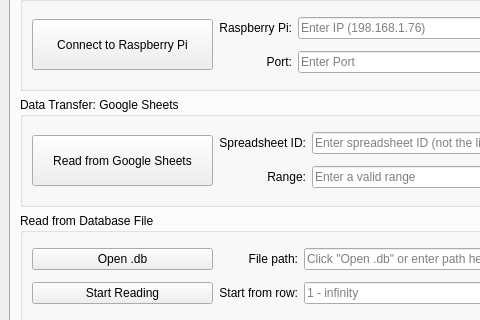
Old version of the form src/main/resources/base/new2020.ui in the repository aacttelemetry/aactui; both pictures show x 0 to 480 and y 101 to 421 of the 862 by 696 pixel window.
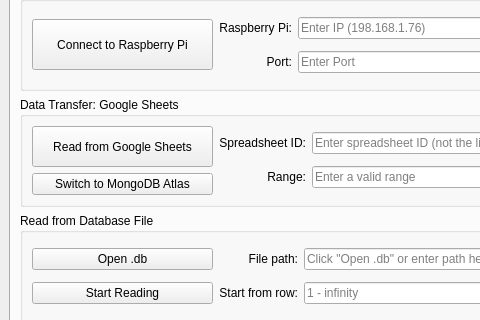
New version of the form.

Commit message: ui elements for toggling external

```diff
--- a/src/main/resources/base/new2020.ui
+++ b/src/main/resources/base/new2020.ui
@@ -167,11 +167,19 @@
           </property>
           <layout class="QHBoxLayout" name="horizontalLayout_5">
            <item>
-            <widget class="QPushButton" name="connect_gsheets_button">
+            <layout class="QVBoxLayout" name="verticalLayout_16">
+             <item>
+              <widget class="QPushButton" name="connect_external_button">
+               <property name="sizePolicy">
+                <sizepolicy hsizetype="Minimum" vsizetype="Minimum">
+                 <horstretch>0</horstretch>
+                 <verstretch>0</verstretch>
+                </sizepolicy>
+               </property>
              <property name="minimumSize">
               <size>
                <width>181</width>
-               <height>51</height>
+                 <height>0</height>
               </size>
              </property>
              <property name="text">
@@ -180,6 +188,15 @@
             </widget>
            </item>
            <item>
+              <widget class="QPushButton" name="toggle_external_button">
+               <property name="text">
+                <string>Switch to MongoDB Atlas</string>
+               </property>
+              </widget>
+             </item>
+            </layout>
+           </item>
+           <item>
             <layout class="QGridLayout" name="gridLayout_4">
              <item row="1" column="2">
               <widget class="QLabel" name="label_7">
```
Left out of the diff: 16 changed lines with no effect on the pictures. Lines whose indentation alone changed are shown as unchanged. The commit also changes 2 other files.
